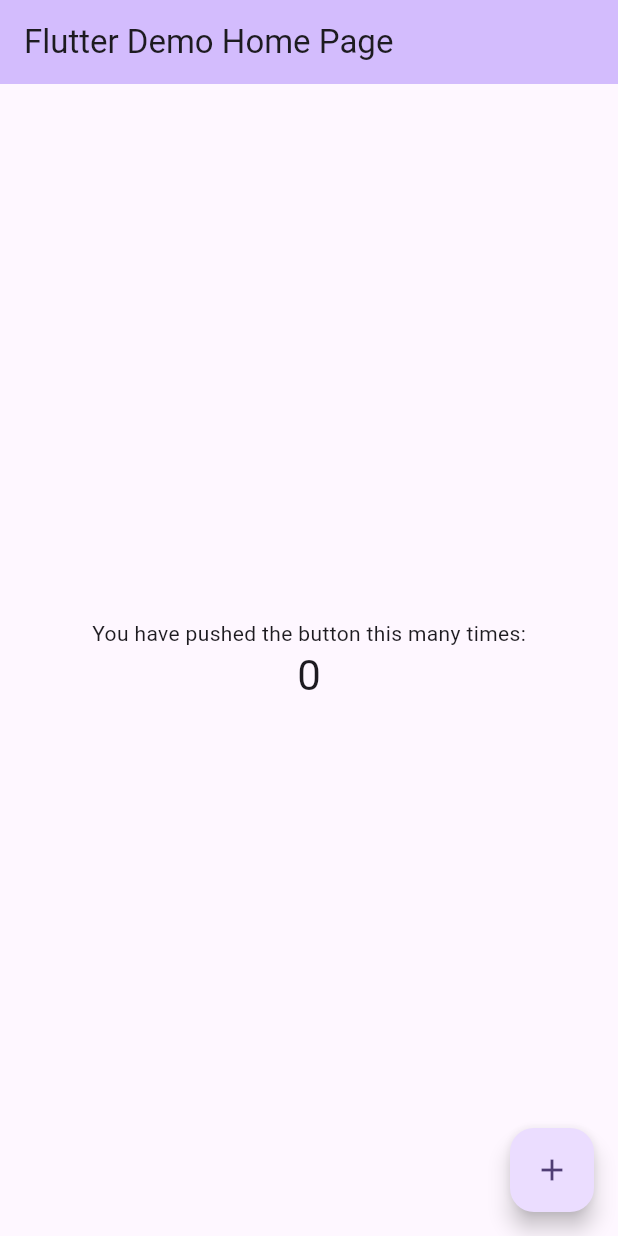
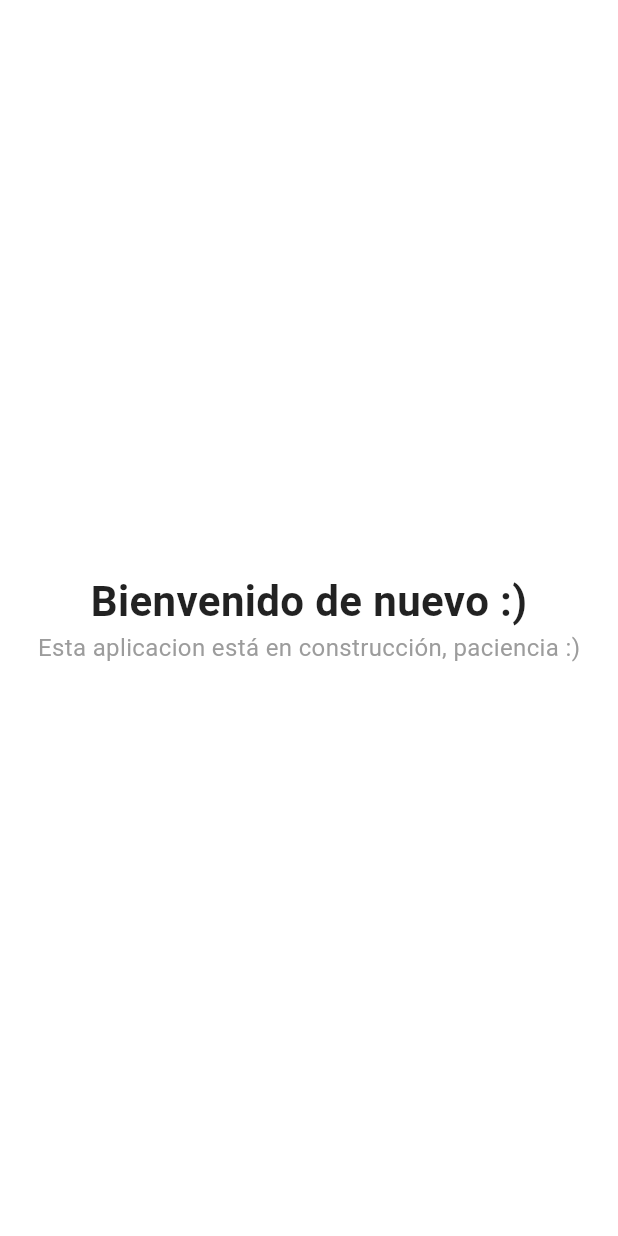
Before and after one commit to Samydex156/flutter_basics01, a Flutter app: the screen it shows after launch, on a phone screen of 412 x 824 dp. Run offline on Flutter 3.47's test engine with Material 3 defaults, Android fonts, the phone set to English and light mode, and no system bars.

Commit message:
Primer Titulo Central :)

```diff
--- a/lib/main.dart
+++ b/lib/main.dart
@@ -7,115 +7,51 @@ void main() {
 class MyApp extends StatelessWidget {
   const MyApp({super.key});
 
-  // This widget is the root of your application.
   @override
   Widget build(BuildContext context) {
     return MaterialApp(
-      title: 'Flutter Demo',
-      theme: ThemeData(
-        // This is the theme of your application.
-        //
-        // TRY THIS: Try running your application with "flutter run". You'll see
-        // the application has a purple toolbar. Then, without quitting the app,
-        // try changing the seedColor in the colorScheme below to Colors.green
-        // and then invoke "hot reload" (save your changes or press the "hot
-        // reload" button in a Flutter-supported IDE, or press "r" if you used
-        // the command line to start the app).
-        //
-        // Notice that the counter didn't reset back to zero; the application
-        // state is not lost during the reload. To reset the state, use hot
-        // restart instead.
-        //
-        // This works for code too, not just values: Most code changes can be
-        // tested with just a hot reload.
-        colorScheme: .fromSeed(seedColor: Colors.deepPurple),
-      ),
-      home: const MyHomePage(title: 'Flutter Demo Home Page'),
+      debugShowCheckedModeBanner: false,
+      theme: ThemeData(useMaterial3: true, colorSchemeSeed: Colors.deepPurple),
+      home: const LoginScreen(),
     );
   }
 }
 
-class MyHomePage extends StatefulWidget {
-  const MyHomePage({super.key, required this.title});
-
-  // This widget is the home page of your application. It is stateful, meaning
-  // that it has a State object (defined below) that contains fields that affect
-  // how it looks.
-
-  // This class is the configuration for the state. It holds the values (in this
-  // case the title) provided by the parent (in this case the App widget) and
-  // used by the build method of the State. Fields in a Widget subclass are
-  // always marked "final".
-
-  final String title;
-
-  @override
-  State<MyHomePage> createState() => _MyHomePageState();
-}
-
-class _MyHomePageState extends State<MyHomePage> {
-  int _counter = 0;
-
-  void _incrementCounter() {
-    setState(() {
-      // This call to setState tells the Flutter framework that something has
-      // changed in this State, which causes it to rerun the build method below
-      // so that the display can reflect the updated values. If we changed
-      // _counter without calling setState(), then the build method would not be
-      // called again, and so nothing would appear to happen.
-      _counter++;
-    });
-  }
+class LoginScreen extends StatelessWidget {
+  const LoginScreen({super.key});
 
   @override
   Widget build(BuildContext context) {
-    // This method is rerun every time setState is called, for instance as done
-    // by the _incrementCounter method above.
-    //
-    // The Flutter framework has been optimized to make rerunning build methods
-    // fast, so that you can just rebuild anything that needs updating rather
-    // than having to individually change instances of widgets.
     return Scaffold(
-      appBar: AppBar(
-        // TRY THIS: Try changing the color here to a specific color (to
-        // Colors.amber, perhaps?) and trigger a hot reload to see the AppBar
-        // change color while the other colors stay the same.
-        backgroundColor: Theme.of(context).colorScheme.inversePrimary,
-        // Here we take the value from the MyHomePage object that was created by
-        // the App.build method, and use it to set our appbar title.
-        title: Text(widget.title),
-      ),
-      body: Center(
-        // Center is a layout widget. It takes a single child and positions it
-        // in the middle of the parent.
-        child: Column(
-          // Column is also a layout widget. It takes a list of children and
-          // arranges them vertically. By default, it sizes itself to fit its
-          // children horizontally, and tries to be as tall as its parent.
-          //
-          // Column has various properties to control how it sizes itself and
-          // how it positions its children. Here we use mainAxisAlignment to
-          // center the children vertically; the main axis here is the vertical
-          // axis because Columns are vertical (the cross axis would be
-          // horizontal).
-          //
-          // TRY THIS: Invoke "debug painting" (choose the "Toggle Debug Paint"
-          // action in the IDE, or press "p" in the console), to see the
-          // wireframe for each widget.
-          mainAxisAlignment: .center,
-          children: [
-            const Text('You have pushed the button this many times:'),
-            Text(
-              '$_counter',
-              style: Theme.of(context).textTheme.headlineMedium,
-            ),
-          ],
+      backgroundColor: Colors.white,
+      body: SafeArea(
+        child: Center(
+          child: Column(
+            mainAxisAlignment: MainAxisAlignment.center,
+            children: [
+              const Text(
+                'Bienvenido de nuevo :)',
+                style: TextStyle(
+                  fontSize: 28, // Tamaño de letra grande
+                  fontWeight: FontWeight.bold, // Negrita
+                  color: Colors.black87, // Color negro suave
+                ),
+              ),
+              const Text(
+                'Esta aplicacion está en construcción, paciencia :)',
+                style: TextStyle(
+                  fontSize: 16, // Tamaño de letra grande
+                  color: Color.fromARGB(
+                    221,
+                    141,
+                    141,
+                    141,
+                  ), // Color negro suave
+                ),
+              ),
+            ],
+          ),
         ),
-      ),
-      floatingActionButton: FloatingActionButton(
-        onPressed: _incrementCounter,
-        tooltip: 'Increment',
-        child: const Icon(Icons.add),
       ),
     );
   }
```
